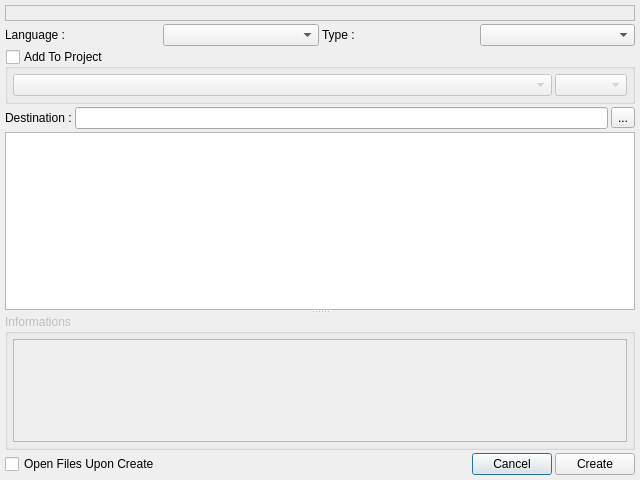
Qt form v2/branches/dev/monkey/src/templatesmanager/ui/UITemplatesWizard.ui (testmana2/mks) before a commit.
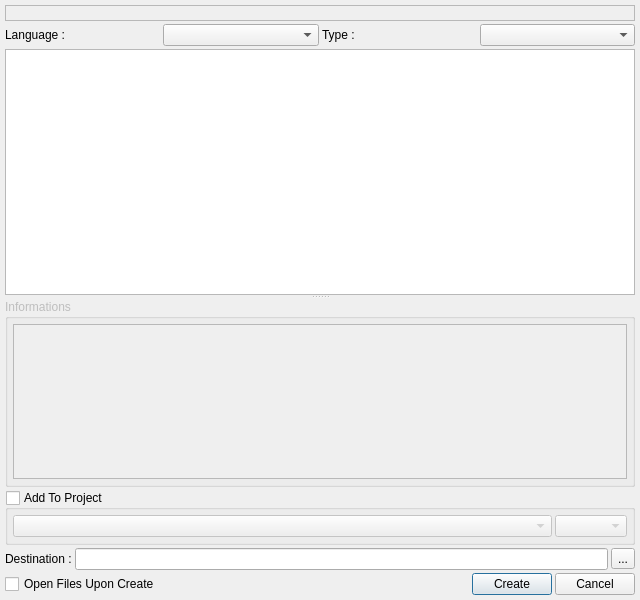
The same form after that commit. Icons and pictures are not drawn. Custom widgets are drawn as their Qt base class.

Commit message: change some widgets palce and resize dialog

What changed in the file:
```diff
--- a/v2/branches/dev/monkey/src/templatesmanager/ui/UITemplatesWizard.ui
+++ b/v2/branches/dev/monkey/src/templatesmanager/ui/UITemplatesWizard.ui
@@ -6,7 +6,7 @@
     <x>0</x>
     <y>0</y>
     <width>640</width>
-    <height>480</height>
+    <height>600</height>
    </rect>
   </property>
   <property name="windowTitle" >
@@ -87,102 +87,6 @@
      </item>
     </layout>
    </item>
-   <item>
-    <widget class="QGroupBox" name="gbAddToProject" >
-     <property name="sizePolicy" >
-      <sizepolicy vsizetype="Maximum" hsizetype="Preferred" >
-       <horstretch>0</horstretch>
-       <verstretch>0</verstretch>
-      </sizepolicy>
-     </property>
-     <property name="title" >
-      <string>Add To Project</string>
-     </property>
-     <property name="checkable" >
-      <bool>true</bool>
-     </property>
-     <property name="checked" >
-      <bool>false</bool>
-     </property>
-     <layout class="QHBoxLayout" >
-      <property name="spacing" >
-       <number>3</number>
-      </property>
-      <property name="leftMargin" >
-       <number>5</number>
-      </property>
-      <property name="topMargin" >
-       <number>5</number>
-      </property>
-      <property name="rightMargin" >
-       <number>5</number>
-      </property>
-      <property name="bottomMargin" >
-       <number>5</number>
-      </property>
-      <item>
-       <widget class="pTreeComboBox" name="cbProjects" >
-        <property name="sizePolicy" >
-         <sizepolicy vsizetype="Fixed" hsizetype="Expanding" >
-          <horstretch>0</horstretch>
-          <verstretch>0</verstretch>
-         </sizepolicy>
-        </property>
-        <property name="toolTip" >
-         <string>Choose the project in witch you want to add file(s)</string>
-        </property>
-       </widget>
-      </item>
-      <item>
-       <widget class="QComboBox" name="cbOperators" >
-        <property name="sizePolicy" >
-         <sizepolicy vsizetype="Fixed" hsizetype="Fixed" >
-          <horstretch>0</horstretch>
-          <verstretch>0</verstretch>
-         </sizepolicy>
-        </property>
-       </widget>
-      </item>
-     </layout>
-    </widget>
-   </item>
-   <item>
-    <layout class="QHBoxLayout" >
-     <property name="spacing" >
-      <number>3</number>
-     </property>
-     <item>
-      <widget class="QLabel" name="lDestination" >
-       <property name="sizePolicy" >
-        <sizepolicy vsizetype="Fixed" hsizetype="Preferred" >
-         <horstretch>0</horstretch>
-         <verstretch>0</verstretch>
-        </sizepolicy>
-       </property>
-       <property name="text" >
-        <string>Destination :</string>
-       </property>
-      </widget>
-     </item>
-     <item>
-      <widget class="QLineEdit" name="leDestination" >
-       <property name="toolTip" >
-        <string>File Destination</string>
-       </property>
-      </widget>
-     </item>
-     <item>
-      <widget class="QToolButton" name="tbDestination" >
-       <property name="toolTip" >
-        <string>Click to select a folder for your file(s)</string>
-       </property>
-       <property name="text" >
-        <string>...</string>
-       </property>
-      </widget>
-     </item>
-    </layout>
-   </item>
    <item>
     <widget class="QSplitter" name="sWizard" >
      <property name="orientation" >
@@ -269,6 +173,102 @@
      </widget>
     </widget>
    </item>
+   <item>
+    <widget class="QGroupBox" name="gbAddToProject" >
+     <property name="sizePolicy" >
+      <sizepolicy vsizetype="Maximum" hsizetype="Preferred" >
+       <horstretch>0</horstretch>
+       <verstretch>0</verstretch>
+      </sizepolicy>
+     </property>
+     <property name="title" >
+      <string>Add To Project</string>
+     </property>
+     <property name="checkable" >
+      <bool>true</bool>
+     </property>
+     <property name="checked" >
+      <bool>false</bool>
+     </property>
+     <layout class="QHBoxLayout" >
+      <property name="spacing" >
+       <number>3</number>
+      </property>
+      <property name="leftMargin" >
+       <number>5</number>
+      </property>
+      <property name="topMargin" >
+       <number>5</number>
+      </property>
+      <property name="rightMargin" >
+       <number>5</number>
+      </property>
+      <property name="bottomMargin" >
+       <number>5</number>
+      </property>
+      <item>
+       <widget class="pTreeComboBox" name="cbProjects" >
+        <property name="sizePolicy" >
+         <sizepolicy vsizetype="Fixed" hsizetype="Expanding" >
+          <horstretch>0</horstretch>
+          <verstretch>0</verstretch>
+         </sizepolicy>
+        </property>
+        <property name="toolTip" >
+         <string>Choose the project in witch you want to add file(s)</string>
+        </property>
+       </widget>
+      </item>
+      <item>
+       <widget class="QComboBox" name="cbOperators" >
+        <property name="sizePolicy" >
+         <sizepolicy vsizetype="Fixed" hsizetype="Fixed" >
+          <horstretch>0</horstretch>
+          <verstretch>0</verstretch>
+         </sizepolicy>
+        </property>
+       </widget>
+      </item>
+     </layout>
+    </widget>
+   </item>
+   <item>
+    <layout class="QHBoxLayout" >
+     <property name="spacing" >
+      <number>3</number>
+     </property>
+     <item>
+      <widget class="QLabel" name="lDestination" >
+       <property name="sizePolicy" >
+        <sizepolicy vsizetype="Fixed" hsizetype="Preferred" >
+         <horstretch>0</horstretch>
+         <verstretch>0</verstretch>
+        </sizepolicy>
+       </property>
+       <property name="text" >
+        <string>Destination :</string>
+       </property>
+      </widget>
+     </item>
+     <item>
+      <widget class="QLineEdit" name="leDestination" >
+       <property name="toolTip" >
+        <string>File Destination</string>
+       </property>
+      </widget>
+     </item>
+     <item>
+      <widget class="QToolButton" name="tbDestination" >
+       <property name="toolTip" >
+        <string>Click to select a folder for your file(s)</string>
+       </property>
+       <property name="text" >
+        <string>...</string>
+       </property>
+      </widget>
+     </item>
+    </layout>
+   </item>
    <item>
     <layout class="QHBoxLayout" >
      <property name="spacing" >
@@ -290,13 +290,6 @@
        </property>
       </widget>
      </item>
-     <item>
-      <widget class="QPushButton" name="pbCancel" >
-       <property name="text" >
-        <string>Cancel</string>
-       </property>
-      </widget>
-     </item>
      <item>
       <widget class="QPushButton" name="pbCreate" >
        <property name="text" >
@@ -304,6 +297,13 @@
        </property>
       </widget>
      </item>
+     <item>
+      <widget class="QPushButton" name="pbCancel" >
+       <property name="text" >
+        <string>Cancel</string>
+       </property>
+      </widget>
+     </item>
     </layout>
    </item>
   </layout>
```
